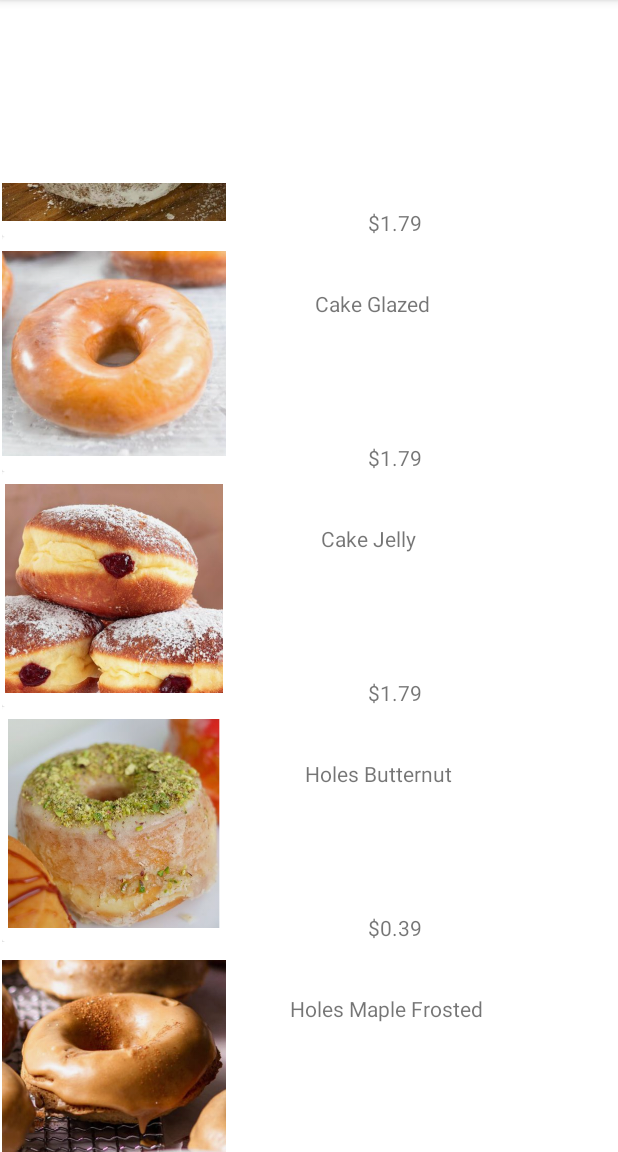
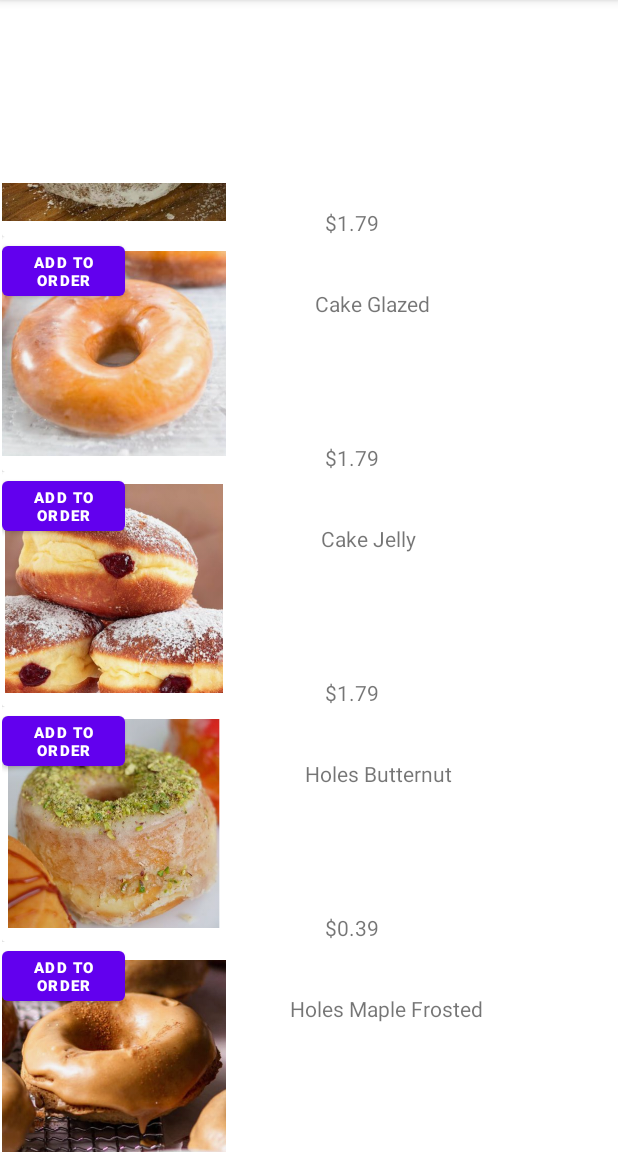
Before and after one commit to SebastianACarrasco/Software-Methodology, an Android app: the DonutsActivity screen opened directly, with no data from a screen before it, scrolled down 904 dp, on a phone screen of 412 x 824 dp, the part 84-1236 px from its top. Run offline under Robolectric (Android 15) with nearby library versions, the phone set to English and light mode, and no system bars; 5 statements that could not run were skipped.

Commit message:
donuts button and setter and getter methods done

```diff
--- a/Project5/app/src/main/java/com/example/project5/DonutsActivity.java
+++ b/Project5/app/src/main/java/com/example/project5/DonutsActivity.java
@@ -1,16 +1,32 @@
 package com.example.project5;
 
+import android.content.Intent;
 import android.os.Bundle;
+import android.view.View;
+import android.widget.Button;
+import android.widget.TextView;
+import android.widget.Toast;
 import androidx.appcompat.app.AppCompatActivity;
 import androidx.recyclerview.widget.LinearLayoutManager;
 import androidx.recyclerview.widget.RecyclerView;
+import org.w3c.dom.Text;
+
+import java.util.Arrays;
 
 public class DonutsActivity extends AppCompatActivity{
 
-    RecyclerView recyclerView;
-    String flavors[];
-
-    String prices[];
+    private RecyclerView recyclerView;
+    private String flavors[];
+    private Donuts donut;
+    private static final double YEAST = 1.59;
+    private static final double CAKE = 1.79;
+    private static final double HOLES = 0.39;
+    private double donutsTotal = 0;
+    private String donutType;
+    private TextView type;
+    private TextView price;
+    private String donutPrice;
+    private String prices[];
     int images[] = { R.drawable.strawberry, R.drawable.plain,
             R.drawable.chocolate, R.drawable.raspberry, R.drawable.boston, R.drawable.powdered, R.drawable.glazed,
             R.drawable.jelly, R.drawable.butternut, R.drawable.maple,
@@ -20,6 +36,7 @@ public class DonutsActivity extends AppCompatActivity{
     protected void onCreate(Bundle savedInstanceState) {
         super.onCreate(savedInstanceState);
         setContentView(R.layout.activity_donuts);
+        donut = new Donuts();
 
         recyclerView = findViewById(R.id.recyclerview);
         flavors = getResources().getStringArray(R.array.donutFlavors);
@@ -28,5 +45,66 @@ public class DonutsActivity extends AppCompatActivity{
         recyclerView.setAdapter(myAdapter);
         recyclerView.setLayoutManager(new LinearLayoutManager(this));
 
+        type = (TextView) findViewById(R.id.myText);
+        setDonutType(type);
+        price = (TextView) findViewById(R.id.myPrice);
+        setDonutPrice(price);
+
+        Button submit = findViewById(R.id.addDonutsButton);
+        submit.setOnClickListener(new View.OnClickListener() {
+            @Override
+            public void onClick(View v) {
+                Intent intent = new Intent(DonutsActivity.this, OrderBasketActivity.class);
+
+                OrderBasketActivity.addToOrder(donut);
+
+                Toast toast = Toast.makeText(getApplicationContext(), "Order added", Toast.LENGTH_SHORT);
+                toast.show();
+                resetOrder();
+                startActivity(intent);
+            }
+        });
+
     }
+
+    private void resetOrder() {
+        donut = new Donuts();
+        donutsTotal = 0;
+    }
+
+    /**
+     * Setter the donut type.
+     * @param type
+     */
+    public void setDonutType(TextView type) {
+        this.donutType= type.getText().toString();;
+    }
+
+    /**
+     * Getter for donut type.
+     * @return donut type
+     */
+    public String getDonutType() {
+        return donutType;
+    }
+
+    /**
+     * Setter the donut price.
+     * @param price
+     */
+    public void setDonutPrice(TextView price) {
+        this.donutPrice = price.getText().toString();
+        String[] result = donutPrice.split("$");
+        this.donutsTotal = Double.parseDouble(Arrays.toString(result));
+    }
+
+    /**
+     * Getter for donut price.
+     * @return donut price
+     */
+    public String getDonutPrice() {
+        return donutPrice;
+    }
+
+
 }
--- a/Project5/app/src/main/res/layout/donut_flavors_list.xml
+++ b/Project5/app/src/main/res/layout/donut_flavors_list.xml
@@ -50,7 +50,17 @@
                     app:layout_constraintBottom_toBottomOf="parent" android:layout_marginStart="66dp"
                     app:layout_constraintStart_toEndOf="@+id/myImageView" android:layout_marginTop="83dp"
                     app:layout_constraintTop_toBottomOf="@+id/myText" android:layout_marginEnd="105dp"
-                    app:layout_constraintEnd_toEndOf="parent"/>
+                    app:layout_constraintEnd_toEndOf="parent" app:layout_constraintHorizontal_bias="0.0"
+                    app:layout_constraintVertical_bias="1.0"/>
+            <Button
+                    android:text="Add to order"
+                    android:layout_width="82dp"
+                    android:layout_height="45dp"
+                    android:id="@+id/addDonutsButton"
+                    tools:layout_editor_absoluteY="70dp"
+                    android:textSize="10sp"
+                    android:textStyle="bold"
+                    tools:layout_editor_absoluteX="301dp"/>
         </androidx.constraintlayout.widget.ConstraintLayout>
     </androidx.cardview.widget.CardView>
 </androidx.constraintlayout.widget.ConstraintLayout>
```
